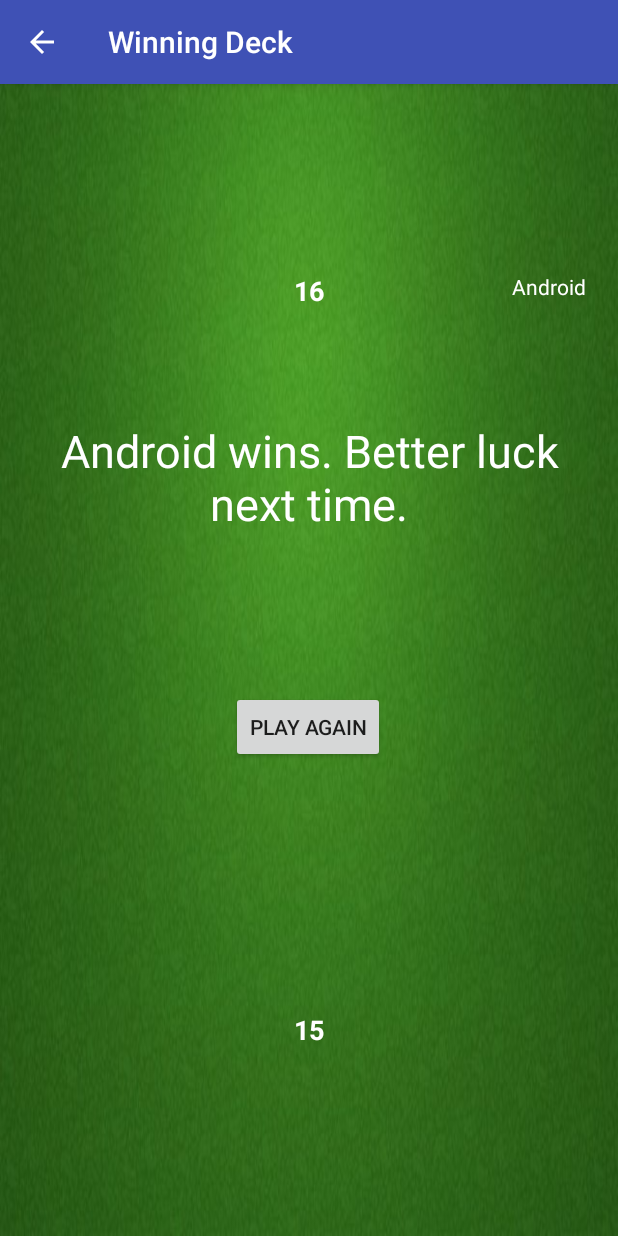
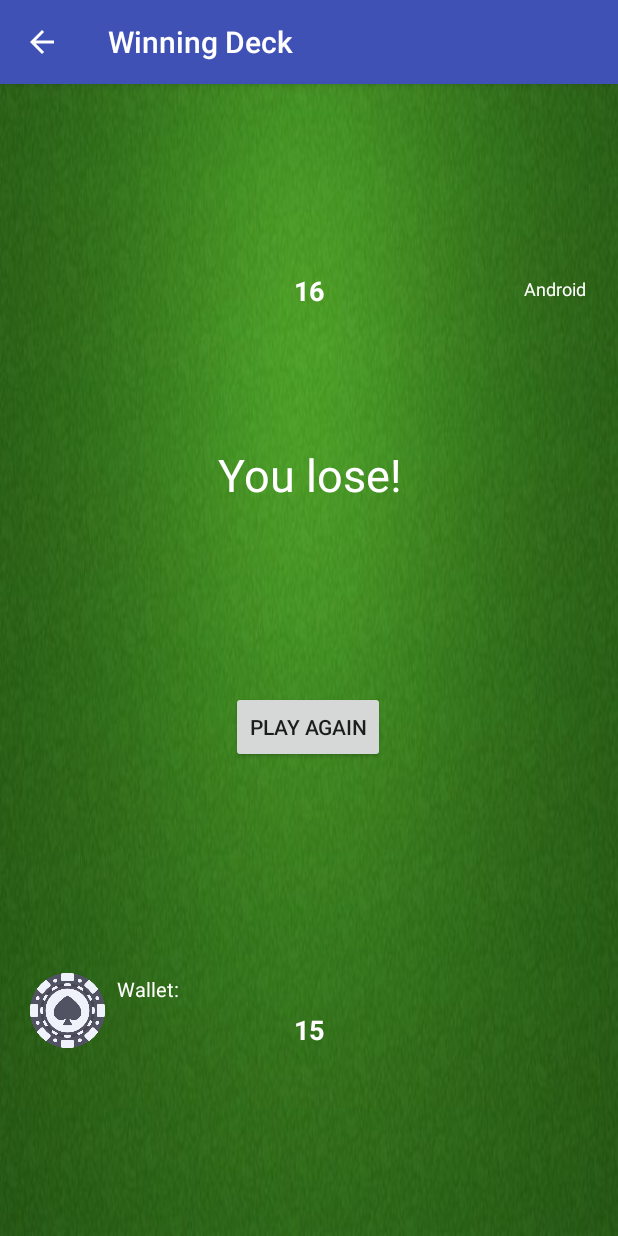
Before and after one commit to JardineMiller/android_card_game, an Android app: the GameActivity screen opened directly, with no data from a screen before it, after a tap on "COMPARE", on a phone screen of 412 x 824 dp. Run offline under Robolectric (Android 15) with nearby library versions, the phone set to English and light mode, and no system bars; 2 statements that could not run were skipped.

Commit message:
Added wallet & betting art assets

```diff
--- a/app/src/main/java/com/example/jardine/cardgame/Game.java
+++ b/app/src/main/java/com/example/jardine/cardgame/Game.java
@@ -10,11 +10,15 @@ public class Game implements Serializable {
     private Player player;
     private Player computer;
     private Deck deck;
+    private int pot;
+    Player winner;
 
     public Game(String playerName) {
         this.deck = new Deck();
         this.player = new Player(playerName);
         this.computer = new Player("Android");
+        this.pot = 0;
+        this.winner = null;
     }
 
     public Player getPlayer() {
@@ -23,6 +27,24 @@ public class Game implements Serializable {
 
     public Player getComputer() {
         return computer;
+    }
+
+    public int getPot() {
+        return pot;
+    }
+
+    public void emptyPot() {
+        this.pot = 0;
+    }
+
+    public void placeBet(int amount) {
+        player.decreaseWallet(amount);
+        computer.decreaseWallet(amount);
+    }
+
+    public void payOut() {
+        this.winner.increaseWallet(this.pot);
+        this.emptyPot();
     }
 
     public void prepareDeck() {
@@ -43,14 +65,24 @@ public class Game implements Serializable {
         dealCards();
     }
 
-    public String determineWinner() {
-        if (player.handValue() == computer.handValue()) {
-            return "It's a draw!";
+    public void determineWinner() {
+        if(player.handValue() > computer.handValue()) {
+            this.winner = player;
         }
-        if(player.handValue() > computer.handValue()) {
-            return "You win!";
-        } else {
-            return computer.getName() + " wins. Better luck next time.";
+        if (player.handValue() < computer.handValue()) {
+            this.winner = computer;
         }
     }
+
+    public String printWinner() {
+        String message;
+        if(this.winner == player) {
+            message = "You win!";
+        } else if(this.winner == computer) {
+            message = "You lose!";
+        } else {
+            message = "It's a draw!";
+        }
+        return message;
+    }
 }
--- a/app/src/main/java/com/example/jardine/cardgame/GameActivity.java
+++ b/app/src/main/java/com/example/jardine/cardgame/GameActivity.java
@@ -15,6 +15,7 @@ public class GameActivity extends AppCompatActivity {
 
     TextView playerName;
     TextView playerScore;
+    TextView playerWallet;
     TextView computerName;
     TextView computerScore;
     TextView resultText;
@@ -33,6 +34,9 @@ public class GameActivity extends AppCompatActivity {
     ImageView computerCard5;
     ArrayList<ImageView> computerCards;
 
+    ImageView pot;
+
+    ImageButton betButton;
     ImageButton hitButton;
     Button compareButton;
     Button playAgainButton;
@@ -69,6 +73,9 @@ public class GameActivity extends AppCompatActivity {
         computerCards.add(computerCard4);
         computerCards.add(computerCard5);
 
+        betButton = findViewById(R.id.bet_button);
+        pot = findViewById(R.id.pot);
+
         resultText = findViewById(R.id.result_text);
         playAgainButton = findViewById(R.id.play_again_button);
 
@@ -77,6 +84,7 @@ public class GameActivity extends AppCompatActivity {
 
         playerName = findViewById(R.id.player_name);
         playerScore = findViewById(R.id.player_score);
+        playerWallet = findViewById(R.id.player_wallet);
 
         computerName = findViewById(R.id.computer_name);
         computerScore = findViewById(R.id.computer_score);
@@ -127,12 +135,16 @@ public class GameActivity extends AppCompatActivity {
 
         hitButton.setVisibility(View.GONE);
         compareButton.setVisibility(View.GONE);
+        pot.setVisibility(View.GONE);
 
         resultText.setVisibility(View.VISIBLE);
         playAgainButton.setVisibility(View.VISIBLE);
         computerScore.setVisibility(View.VISIBLE);
 
-        String resultMessage = game.determineWinner();
+        game.determineWinner();
+        game.payOut();
+
+        String resultMessage = game.printWinner();
         resultText.setText(resultMessage);
     }
 
--- a/app/src/main/java/com/example/jardine/cardgame/Player.java
+++ b/app/src/main/java/com/example/jardine/cardgame/Player.java
@@ -9,14 +9,28 @@ import java.util.ArrayList;
 public class Player {
     private String name;
     private ArrayList<Card> hand;
+    private int wallet;
 
     public Player(String name) {
         this.name = name;
         this.hand = new ArrayList<>();
+        this.wallet = 50;
     }
 
     public String getName() {
         return name;
+    }
+
+    public int getWallet() {
+        return wallet;
+    }
+
+    public void increaseWallet(int amount) {
+        this.wallet += amount;
+    }
+
+    public void decreaseWallet(int amount) {
+        this.wallet -= amount;
     }
 
     public ArrayList<Card> getHand() {
--- a/app/src/main/res/layout/activity_game.xml
+++ b/app/src/main/res/layout/activity_game.xml
@@ -53,25 +53,32 @@
 
     <TextView
         android:id="@+id/player_name"
-        android:layout_width="158dp"
-        android:layout_height="25dp"
+        android:layout_width="95dp"
+        android:layout_height="22dp"
         android:layout_marginBottom="8dp"
         android:layout_marginEnd="8dp"
+        android:layout_marginStart="8dp"
         android:layout_marginTop="8dp"
+        android:text="Player"
         android:textColor="@android:color/background_light"
+        android:textSize="12sp"
         app:layout_constraintBottom_toBottomOf="@+id/player_score"
         app:layout_constraintEnd_toStartOf="@+id/player_score"
-        app:layout_constraintTop_toTopOf="@+id/player_score" />
+        app:layout_constraintHorizontal_bias="0.0"
+        app:layout_constraintStart_toEndOf="@+id/bet_button"
+        app:layout_constraintTop_toTopOf="@+id/player_score"
+        app:layout_constraintVertical_bias="0.0" />
 
     <TextView
         android:id="@+id/computer_name"
         android:layout_width="158dp"
-        android:layout_height="25dp"
+        android:layout_height="20dp"
         android:layout_marginBottom="8dp"
         android:layout_marginStart="8dp"
         android:layout_marginTop="8dp"
         android:textAlignment="textEnd"
         android:textColor="@android:color/background_light"
+        android:textSize="12sp"
         app:layout_constraintBottom_toBottomOf="@+id/computer_score"
         app:layout_constraintStart_toEndOf="@+id/computer_score"
         app:layout_constraintTop_toTopOf="@+id/computer_score" />
@@ -232,15 +239,49 @@
         android:layout_width="70dp"
         android:layout_height="100dp"
         android:layout_marginBottom="8dp"
-        android:layout_marginEnd="8dp"
-        android:layout_marginStart="8dp"
+        android:layout_marginStart="136dp"
         android:layout_marginTop="8dp"
         android:background="@drawable/deck"
         android:onClick="hit"
         app:layout_constraintBottom_toBottomOf="parent"
-        app:layout_constraintEnd_toEndOf="parent"
         app:layout_constraintStart_toStartOf="parent"
         app:layout_constraintTop_toTopOf="parent"
         app:layout_constraintVertical_bias="0.498" />
 
+    <ImageView
+        android:id="@+id/pot"
+        android:layout_width="90dp"
+        android:layout_height="90dp"
+        android:layout_marginBottom="8dp"
+        android:layout_marginEnd="8dp"
+        android:layout_marginStart="8dp"
+        android:layout_marginTop="8dp"
+        app:layout_constraintBottom_toBottomOf="parent"
+        app:layout_constraintEnd_toEndOf="parent"
+        app:layout_constraintHorizontal_bias="0.14"
+        app:layout_constraintStart_toEndOf="@+id/hit_button"
+        app:layout_constraintTop_toTopOf="parent"
+        app:srcCompat="@drawable/pot" />
+
+    <ImageButton
+        android:id="@+id/bet_button"
+        android:layout_width="50dp"
+        android:layout_height="50dp"
+        android:layout_marginStart="20dp"
+        android:background="@drawable/money"
+        app:layout_constraintBottom_toBottomOf="@+id/player_name"
+        app:layout_constraintStart_toStartOf="parent" />
+
+    <TextView
+        android:id="@+id/player_wallet"
+        android:layout_width="84dp"
+        android:layout_height="wrap_content"
+        android:layout_marginBottom="8dp"
+        android:layout_marginStart="8dp"
+        android:text="@string/player_wallet"
+        android:textColor="@android:color/background_light"
+        android:textSize="13sp"
+        app:layout_constraintBottom_toTopOf="@+id/player_name"
+        app:layout_constraintStart_toEndOf="@+id/bet_button" />
+
 </android.support.constraint.ConstraintLayout>
--- a/app/src/main/res/values/strings.xml
+++ b/app/src/main/res/values/strings.xml
@@ -6,4 +6,5 @@
     <string name='name_string'>Name</string>
     <string name="hit_button">Hit</string>
     <string name="compare_button">Compare</string>
+    <string name="player_wallet">Wallet: </string>
 </resources>
```
Also changed, not shown: app/src/main/res/drawable/back.jpg (deleted), app/src/main/res/drawable/back.png (added), app/src/main/res/drawable/pot.png (added).
